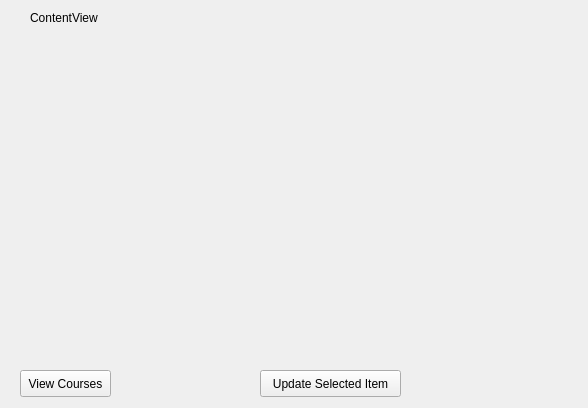
Above: client/ContentView/contentview.ui from RemyGratwohl/cuTPS_D4_teaQup before the change. Below: the same form after it.
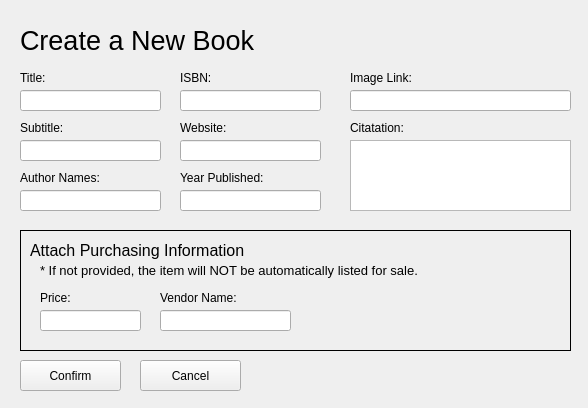
That is the form after the change. The open tabs and pages were chosen to show the change.

Commit message: Begin implementation of course and content view

```diff
--- a/client/ContentView/contentview.ui
+++ b/client/ContentView/contentview.ui
@@ -26,45 +26,480 @@
     <number>0</number>
    </property>
    <widget class="QWidget" name="list">
+    <widget class="QPushButton" name="switchToCoursesButton">
+     <property name="geometry">
+      <rect>
+       <x>100</x>
+       <y>20</y>
+       <width>131</width>
+       <height>41</height>
+      </rect>
+     </property>
+     <property name="font">
+      <font>
+       <pointsize>20</pointsize>
+       <weight>50</weight>
+       <italic>false</italic>
+       <bold>false</bold>
+      </font>
+     </property>
+     <property name="styleSheet">
+      <string notr="true">QPushButton {
+			color:rgb(185, 185, 185);
+			border: none;
+			outline: none;
+ }</string>
+     </property>
+     <property name="text">
+      <string>Courses</string>
+     </property>
+     <property name="flat">
+      <bool>true</bool>
+     </property>
+    </widget>
+    <widget class="QPushButton" name="updateBookButton">
+     <property name="geometry">
+      <rect>
+       <x>140</x>
+       <y>370</y>
+       <width>141</width>
+       <height>27</height>
+      </rect>
+     </property>
+     <property name="text">
+      <string>Update Book Details</string>
+     </property>
+    </widget>
+    <widget class="QLabel" name="TitleLabel">
+     <property name="geometry">
+      <rect>
+       <x>20</x>
+       <y>20</y>
+       <width>81</width>
+       <height>41</height>
+      </rect>
+     </property>
+     <property name="font">
+      <font>
+       <pointsize>20</pointsize>
+       <weight>50</weight>
+       <italic>false</italic>
+       <bold>false</bold>
+      </font>
+     </property>
+     <property name="text">
+      <string>Books</string>
+     </property>
+    </widget>
+    <widget class="QTableWidget" name="tableWidget">
+     <property name="geometry">
+      <rect>
+       <x>20</x>
+       <y>70</y>
+       <width>551</width>
+       <height>291</height>
+      </rect>
+     </property>
+    </widget>
+    <widget class="QPushButton" name="addButtonButton">
+     <property name="geometry">
+      <rect>
+       <x>20</x>
+       <y>370</y>
+       <width>111</width>
+       <height>27</height>
+      </rect>
+     </property>
+     <property name="text">
+      <string>Add New Book</string>
+     </property>
+    </widget>
+    <widget class="QPushButton" name="RemoveBookButton">
+     <property name="geometry">
+      <rect>
+       <x>290</x>
+       <y>370</y>
+       <width>101</width>
+       <height>27</height>
+      </rect>
+     </property>
+     <property name="text">
+      <string>Remove Book</string>
+     </property>
+    </widget>
+   </widget>
+   <widget class="QWidget" name="updateBook"/>
+   <widget class="QWidget" name="addBook">
+    <widget class="QLabel" name="TitleLabel_2">
+     <property name="geometry">
+      <rect>
+       <x>20</x>
+       <y>20</y>
+       <width>271</width>
+       <height>41</height>
+      </rect>
+     </property>
+     <property name="font">
+      <font>
+       <pointsize>20</pointsize>
+       <weight>50</weight>
+       <italic>false</italic>
+       <bold>false</bold>
+      </font>
+     </property>
+     <property name="text">
+      <string>Create a New Book</string>
+     </property>
+    </widget>
+    <widget class="QLabel" name="label">
+     <property name="geometry">
+      <rect>
+       <x>20</x>
+       <y>70</y>
+       <width>58</width>
+       <height>16</height>
+      </rect>
+     </property>
+     <property name="text">
+      <string>Title:</string>
+     </property>
+    </widget>
+    <widget class="QLineEdit" name="lineEdit">
+     <property name="geometry">
+      <rect>
+       <x>20</x>
+       <y>90</y>
+       <width>141</width>
+       <height>21</height>
+      </rect>
+     </property>
+    </widget>
     <widget class="QLabel" name="label_2">
      <property name="geometry">
       <rect>
+       <x>20</x>
+       <y>120</y>
+       <width>58</width>
+       <height>16</height>
+      </rect>
+     </property>
+     <property name="text">
+      <string>Subtitle:</string>
+     </property>
+    </widget>
+    <widget class="QLineEdit" name="lineEdit_2">
+     <property name="geometry">
+      <rect>
+       <x>20</x>
+       <y>140</y>
+       <width>141</width>
+       <height>21</height>
+      </rect>
+     </property>
+    </widget>
+    <widget class="QLineEdit" name="lineEdit_3">
+     <property name="geometry">
+      <rect>
+       <x>20</x>
+       <y>190</y>
+       <width>141</width>
+       <height>21</height>
+      </rect>
+     </property>
+    </widget>
+    <widget class="QLabel" name="label_3">
+     <property name="geometry">
+      <rect>
+       <x>20</x>
+       <y>170</y>
+       <width>91</width>
+       <height>16</height>
+      </rect>
+     </property>
+     <property name="text">
+      <string>Author Names:</string>
+     </property>
+    </widget>
+    <widget class="QLineEdit" name="lineEdit_4">
+     <property name="geometry">
+      <rect>
+       <x>180</x>
+       <y>90</y>
+       <width>141</width>
+       <height>21</height>
+      </rect>
+     </property>
+    </widget>
+    <widget class="QLabel" name="label_4">
+     <property name="geometry">
+      <rect>
+       <x>180</x>
+       <y>70</y>
+       <width>91</width>
+       <height>16</height>
+      </rect>
+     </property>
+     <property name="text">
+      <string>ISBN:</string>
+     </property>
+    </widget>
+    <widget class="QLineEdit" name="lineEdit_5">
+     <property name="geometry">
+      <rect>
+       <x>180</x>
+       <y>140</y>
+       <width>141</width>
+       <height>21</height>
+      </rect>
+     </property>
+     <property name="text">
+      <string/>
+     </property>
+    </widget>
+    <widget class="QLabel" name="label_5">
+     <property name="geometry">
+      <rect>
+       <x>180</x>
+       <y>120</y>
+       <width>91</width>
+       <height>16</height>
+      </rect>
+     </property>
+     <property name="text">
+      <string>Website:</string>
+     </property>
+    </widget>
+    <widget class="QLabel" name="label_6">
+     <property name="geometry">
+      <rect>
+       <x>180</x>
+       <y>170</y>
+       <width>101</width>
+       <height>16</height>
+      </rect>
+     </property>
+     <property name="text">
+      <string>Year Published:</string>
+     </property>
+    </widget>
+    <widget class="QLineEdit" name="lineEdit_6">
+     <property name="geometry">
+      <rect>
+       <x>180</x>
+       <y>190</y>
+       <width>141</width>
+       <height>21</height>
+      </rect>
+     </property>
+     <property name="text">
+      <string/>
+     </property>
+    </widget>
+    <widget class="QLabel" name="TitleLabel_3">
+     <property name="geometry">
+      <rect>
        <x>30</x>
-       <y>10</y>
-       <width>81</width>
+       <y>240</y>
+       <width>221</width>
+       <height>21</height>
+      </rect>
+     </property>
+     <property name="font">
+      <font>
+       <pointsize>12</pointsize>
+       <weight>50</weight>
+       <italic>false</italic>
+       <bold>false</bold>
+      </font>
+     </property>
+     <property name="text">
+      <string>Attach Purchasing Information</string>
+     </property>
+    </widget>
+    <widget class="QLabel" name="TitleLabel_4">
+     <property name="geometry">
+      <rect>
+       <x>40</x>
+       <y>260</y>
+       <width>551</width>
+       <height>21</height>
+      </rect>
+     </property>
+     <property name="font">
+      <font>
+       <pointsize>10</pointsize>
+       <weight>50</weight>
+       <italic>false</italic>
+       <bold>false</bold>
+      </font>
+     </property>
+     <property name="text">
+      <string>* If not provided, the item will NOT be automatically listed for sale.</string>
+     </property>
+    </widget>
+    <widget class="QLabel" name="label_7">
+     <property name="geometry">
+      <rect>
+       <x>40</x>
+       <y>290</y>
+       <width>58</width>
        <height>16</height>
       </rect>
      </property>
      <property name="text">
-      <string>ContentView</string>
+      <string>Price:</string>
      </property>
     </widget>
-    <widget class="QPushButton" name="switchToCoursesButton">
+    <widget class="QLineEdit" name="lineEdit_7">
      <property name="geometry">
       <rect>
-       <x>20</x>
-       <y>370</y>
+       <x>40</x>
+       <y>310</y>
+       <width>101</width>
+       <height>21</height>
+      </rect>
+     </property>
+    </widget>
+    <widget class="QLineEdit" name="lineEdit_8">
+     <property name="geometry">
+      <rect>
+       <x>160</x>
+       <y>310</y>
+       <width>131</width>
+       <height>21</height>
+      </rect>
+     </property>
+     <property name="text">
+      <string/>
+     </property>
+    </widget>
+    <widget class="QLabel" name="label_8">
+     <property name="geometry">
+      <rect>
+       <x>160</x>
+       <y>290</y>
+       <width>111</width>
+       <height>16</height>
+      </rect>
+     </property>
+     <property name="text">
+      <string>Vendor Name:</string>
+     </property>
+    </widget>
+    <widget class="QPlainTextEdit" name="plainTextEdit">
+     <property name="geometry">
+      <rect>
+       <x>350</x>
+       <y>140</y>
+       <width>221</width>
+       <height>71</height>
+      </rect>
+     </property>
+    </widget>
+    <widget class="QLabel" name="label_9">
+     <property name="geometry">
+      <rect>
+       <x>350</x>
+       <y>120</y>
        <width>91</width>
-       <height>27</height>
+       <height>16</height>
       </rect>
      </property>
      <property name="text">
-      <string>View Courses</string>
+      <string>Citatation:</string>
      </property>
     </widget>
-    <widget class="QPushButton" name="pushButton_2">
+    <widget class="QLineEdit" name="lineEdit_9">
      <property name="geometry">
       <rect>
-       <x>260</x>
-       <y>370</y>
-       <width>141</width>
-       <height>27</height>
+       <x>350</x>
+       <y>90</y>
+       <width>221</width>
+       <height>21</height>
       </rect>
      </property>
+    </widget>
+    <widget class="QLabel" name="label_10">
+     <property name="geometry">
+      <rect>
+       <x>350</x>
+       <y>70</y>
+       <width>91</width>
+       <height>16</height>
+      </rect>
+     </property>
      <property name="text">
-      <string>Update Selected Item</string>
+      <string>Image Link:</string>
      </property>
     </widget>
+    <widget class="QPushButton" name="pushButton">
+     <property name="geometry">
+      <rect>
+       <x>20</x>
+       <y>360</y>
+       <width>101</width>
+       <height>31</height>
+      </rect>
+     </property>
+     <property name="text">
+      <string>Confirm</string>
+     </property>
+    </widget>
+    <widget class="QPushButton" name="add_CancelButton">
+     <property name="geometry">
+      <rect>
+       <x>140</x>
+       <y>360</y>
+       <width>101</width>
+       <height>31</height>
+      </rect>
+     </property>
+     <property name="text">
+      <string>Cancel</string>
+     </property>
+    </widget>
+    <widget class="QLabel" name="label_11">
+     <property name="geometry">
+      <rect>
+       <x>20</x>
+       <y>230</y>
+       <width>551</width>
+       <height>121</height>
+      </rect>
+     </property>
+     <property name="styleSheet">
+      <string notr="true"> QLabel { border: 1px solid blacks }</string>
+     </property>
+     <property name="text">
+      <string/>
+     </property>
+    </widget>
+    <zorder>label_11</zorder>
+    <zorder>TitleLabel_2</zorder>
+    <zorder>label</zorder>
+    <zorder>lineEdit</zorder>
+    <zorder>label_2</zorder>
+    <zorder>lineEdit_2</zorder>
+    <zorder>lineEdit_3</zorder>
+    <zorder>label_3</zorder>
+    <zorder>lineEdit_4</zorder>
+    <zorder>label_4</zorder>
+    <zorder>lineEdit_5</zorder>
+    <zorder>label_5</zorder>
+    <zorder>label_6</zorder>
+    <zorder>lineEdit_6</zorder>
+    <zorder>TitleLabel_3</zorder>
+    <zorder>TitleLabel_4</zorder>
+    <zorder>label_7</zorder>
+    <zorder>lineEdit_7</zorder>
+    <zorder>lineEdit_8</zorder>
+    <zorder>label_8</zorder>
+    <zorder>plainTextEdit</zorder>
+    <zorder>label_9</zorder>
+    <zorder>lineEdit_9</zorder>
+    <zorder>label_10</zorder>
+    <zorder>pushButton</zorder>
+    <zorder>add_CancelButton</zorder>
    </widget>
    <widget class="QWidget" name="add"/>
    <widget class="QWidget" name="update"/>
```
Left out of the diff: 2 changed lines with no effect on the pictures. The commit also changes 4 other files.
